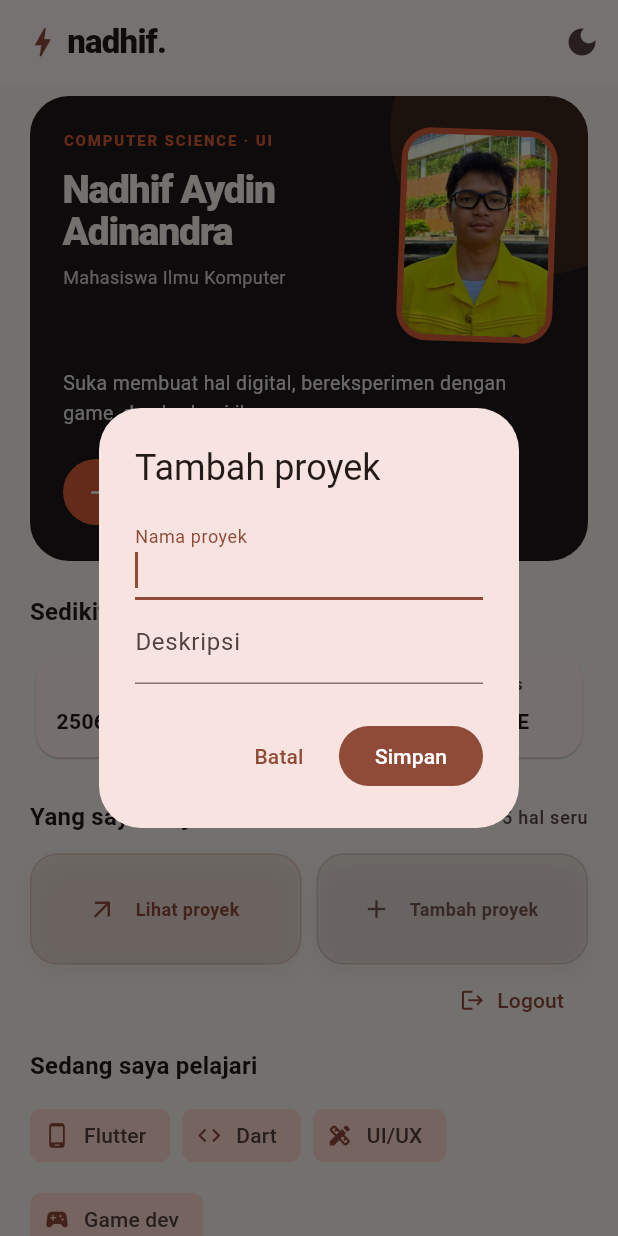
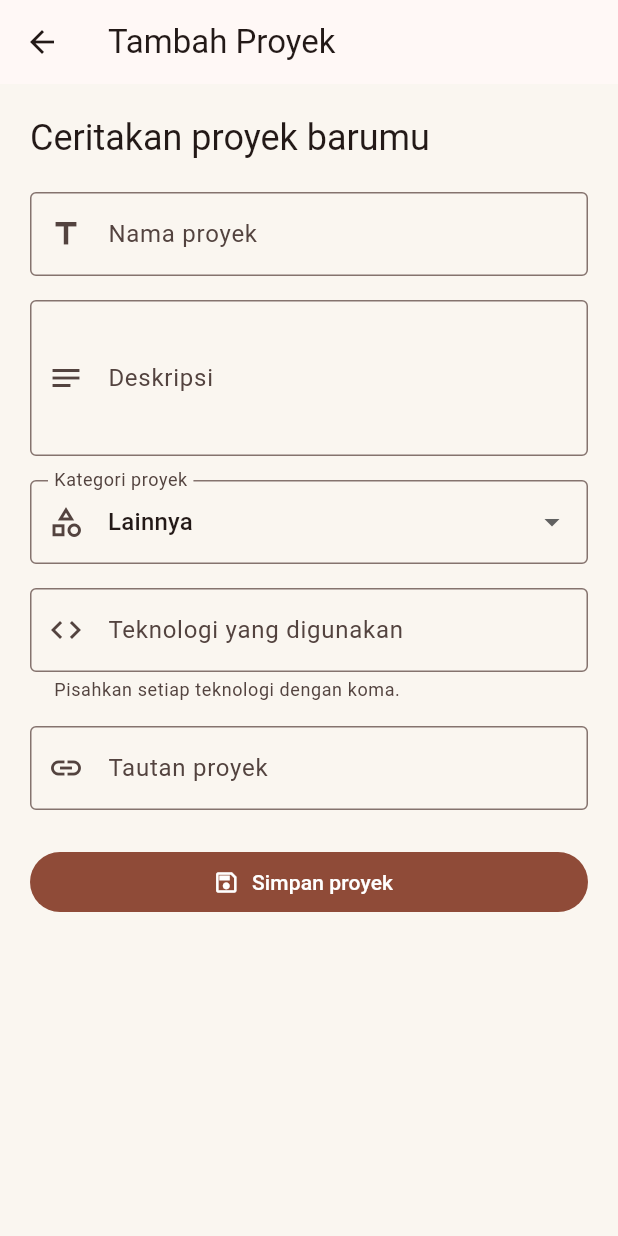
Before and after one commit to tayanadhif/myportofolio_mobile, a Flutter app: the screen it shows after launch, after a tap on "Tambah proyek", on a phone screen of 412 x 824 dp. Run offline on Flutter 3.47's test engine with Material 3 defaults, Android fonts, the phone set to English and light mode, and no system bars; our stand-ins replace shared_preferences.

Commit message:
Tutorial 09: Flutter Navigation, Layouts, Forms, and Input Elements

```diff
--- /dev/null
+++ b/lib/add_project_page.dart
@@ -0,0 +1,136 @@
+import 'package:flutter/material.dart';
+import 'project.dart';
+
+class AddProjectPage extends StatefulWidget {
+  const AddProjectPage({super.key});
+
+  @override
+  State<AddProjectPage> createState() => _AddProjectPageState();
+}
+
+class _AddProjectPageState extends State<AddProjectPage> {
+  final _formKey = GlobalKey<FormState>();
+  final _titleController = TextEditingController();
+  final _descriptionController = TextEditingController();
+  final _technologiesController = TextEditingController();
+  final _linkController = TextEditingController();
+  String _category = 'Lainnya';
+
+  @override
+  void dispose() {
+    _titleController.dispose();
+    _descriptionController.dispose();
+    _technologiesController.dispose();
+    _linkController.dispose();
+    super.dispose();
+  }
+
+  void _submit() {
+    if (!_formKey.currentState!.validate()) return;
+    Navigator.pop(
+      context,
+      Project(
+        _titleController.text.trim(),
+        _descriptionController.text.trim(),
+        category: _category,
+        technologies: _technologiesController.text
+            .split(',')
+            .map((technology) => technology.trim())
+            .where((technology) => technology.isNotEmpty)
+            .toList(),
+        link: _linkController.text.trim(),
+        iconName: switch (_category) {
+          'Website' => 'language',
+          'Aplikasi mobile' => 'phone_android',
+          'Game' => 'sports_esports',
+          'Desain' => 'design_services',
+          _ => 'lightbulb_outline',
+        },
+      ),
+    );
+  }
+
+  @override
+  Widget build(BuildContext context) => Scaffold(
+        appBar: AppBar(title: const Text('Tambah Proyek')),
+        body: Center(
+          child: ConstrainedBox(
+            constraints: const BoxConstraints(maxWidth: 600),
+            child: Form(
+              key: _formKey,
+              child: ListView(
+                padding: const EdgeInsets.all(20),
+                children: [
+                  Text('Ceritakan proyek barumu', style: Theme.of(context).textTheme.headlineSmall),
+                  const SizedBox(height: 20),
+                  TextFormField(
+                    controller: _titleController,
+                    decoration: const InputDecoration(labelText: 'Nama proyek', border: OutlineInputBorder(), prefixIcon: Icon(Icons.title)),
+                    textInputAction: TextInputAction.next,
+                    validator: (value) => value == null || value.trim().isEmpty ? 'Nama proyek wajib diisi.' : null,
+                  ),
+                  const SizedBox(height: 16),
+                  TextFormField(
+                    controller: _descriptionController,
+                    decoration: const InputDecoration(labelText: 'Deskripsi', border: OutlineInputBorder(), prefixIcon: Icon(Icons.notes)),
+                    minLines: 3,
+                    maxLines: 5,
+                    validator: (value) => value == null || value.trim().isEmpty ? 'Deskripsi proyek wajib diisi.' : null,
+                  ),
+                  const SizedBox(height: 16),
+                  DropdownButtonFormField<String>(
+                    initialValue: _category,
+                    decoration: const InputDecoration(labelText: 'Kategori proyek', border: OutlineInputBorder(), prefixIcon: Icon(Icons.category_outlined)),
+                    items: const [
+                      DropdownMenuItem(value: 'Lainnya', child: Text('Lainnya')),
+                      DropdownMenuItem(value: 'Website', child: Text('Website')),
+                      DropdownMenuItem(value: 'Aplikasi mobile', child: Text('Aplikasi mobile')),
+                      DropdownMenuItem(value: 'Game', child: Text('Game')),
+                      DropdownMenuItem(value: 'Desain', child: Text('Desain')),
+                    ],
+                    onChanged: (value) => setState(() => _category = value ?? _category),
+                  ),
+                  const SizedBox(height: 16),
+                  TextFormField(
+                    controller: _technologiesController,
+                    decoration: const InputDecoration(
+                      labelText: 'Teknologi yang digunakan',
+                      hintText: 'Contoh: Flutter, Dart, Firebase',
+                      helperText: 'Pisahkan setiap teknologi dengan koma.',
+                      border: OutlineInputBorder(),
+                      prefixIcon: Icon(Icons.code),
+                    ),
+                    validator: (value) => value == null || value.trim().isEmpty
+                        ? 'Masukkan setidaknya satu teknologi.'
+                        : null,
+                  ),
+                  const SizedBox(height: 16),
+                  TextFormField(
+                    controller: _linkController,
+                    decoration: const InputDecoration(
+                      labelText: 'Tautan proyek',
+                      hintText: 'https://contoh.com/proyek',
+                      border: OutlineInputBorder(),
+                      prefixIcon: Icon(Icons.link),
+                    ),
+                    keyboardType: TextInputType.url,
+                    validator: (value) {
+                      final link = value?.trim() ?? '';
+                      if (link.isEmpty) return 'Tautan proyek wajib diisi.';
+                      final uri = Uri.tryParse(link);
+                      if (uri == null || !uri.hasScheme || uri.host.isEmpty ||
+                          !['http', 'https'].contains(uri.scheme)) {
+                        return 'Masukkan tautan yang valid (http atau https).';
+                      }
+                      return null;
+                    },
+                  ),
+                  const SizedBox(height: 24),
+                  FilledButton.icon(onPressed: _submit, icon: const Icon(Icons.save_outlined), label: const Text('Simpan proyek')),
+                ],
+              ),
+            ),
+          ),
+        ),
+      );
+}
--- a/lib/menu.dart
+++ b/lib/menu.dart
@@ -3,6 +3,8 @@ import 'dart:convert';
 
 import 'package:flutter/material.dart';
 import 'package:shared_preferences/shared_preferences.dart';
+import 'add_project_page.dart';
+import 'project.dart';
 
 class MyHomePage extends StatefulWidget {
   final bool isDarkMode;
@@ -25,15 +27,15 @@ class MyHomePage extends StatefulWidget {
 class _MyHomePageState extends State<MyHomePage> {
   static const String _projectsKey = 'saved_projects';
 
-  final List<_Project> _defaultProjects = const [
-    _Project('Portfolio Website', 'Website portofolio untuk menampilkan profil dan karya.', 'language'),
-    _Project('Game Development', 'Eksperimen membuat game dan mekanika interaktif.', 'sports_esports'),
-    _Project('Gaming Content', 'Video gameplay dan konten seputar game.', 'smart_display'),
-    _Project('Podcast', 'Berbagi cerita dan sudut pandang lewat obrolan.', 'mic'),
-    _Project('Math Teaching', 'Belajar matematika dengan penjelasan yang mudah dipahami.', 'calculate'),
+  final List<Project> _defaultProjects = const [
+    Project('Portfolio Website', 'Website portofolio untuk menampilkan profil dan karya.', category: 'Website', technologies: ['Flutter', 'Dart'], iconName: 'language'),
+    Project('Game Development', 'Eksperimen membuat game dan mekanika interaktif.', category: 'Game', technologies: ['Unity', 'C#'], iconName: 'sports_esports'),
+    Project('Gaming Content', 'Video gameplay dan konten seputar game.', category: 'Konten', technologies: ['OBS Studio'], iconName: 'smart_display'),
+    Project('Podcast', 'Berbagi cerita dan sudut pandang lewat obrolan.', category: 'Konten', technologies: ['Audacity'], iconName: 'mic'),
+    Project('Math Teaching', 'Belajar matematika dengan penjelasan yang mudah dipahami.', category: 'Edukasi', technologies: ['Canva'], iconName: 'calculate'),
   ];
 
-  List<_Project> _projects = [];
+  List<Project> _projects = [];
 
   @override
   void initState() {
@@ -51,12 +53,12 @@ class _MyHomePageState extends State<MyHomePage> {
 
     setState(() {
       if (values == null || values.isEmpty) {
-        _projects = List<_Project>.from(_defaultProjects);
+        _projects = List<Project>.from(_defaultProjects);
         return;
       }
 
       _projects = values
-          .map((value) => _Project.fromJson(jsonDecode(value) as Map<String, dynamic>))
+          .map((value) => Project.fromJson(jsonDecode(value) as Map<String, dynamic>))
           .toList();
     });
   }
@@ -96,67 +98,37 @@ class _MyHomePageState extends State<MyHomePage> {
     );
   }
 
-  void _showProjectDetails(_Project project) {
+  void _showProjectDetails(Project project) {
     showDialog<void>(
       context: context,
       builder: (context) => AlertDialog(
         icon: Icon(project.icon, size: 34),
         title: Text(project.title),
-        content: Text(project.description),
+        content: Column(
+          mainAxisSize: MainAxisSize.min,
+          crossAxisAlignment: CrossAxisAlignment.start,
+          children: [
+            Text(project.description),
+            const SizedBox(height: 12),
+            Text('Kategori: ${project.category}'),
+            const SizedBox(height: 4),
+            Text('Teknologi: ${project.technologies.isEmpty ? '-' : project.technologies.join(', ')}'),
+            if (project.link.isNotEmpty) ...[
+              const SizedBox(height: 8),
+              SelectableText('Tautan: ${project.link}'),
+            ],
+          ],
+        ),
         actions: [TextButton(onPressed: () => Navigator.pop(context), child: const Text('Tutup'))],
       ),
     );
   }
 
   Future<void> _showAddProjectDialog() async {
-    final titleController = TextEditingController();
-    final descriptionController = TextEditingController();
-    final formKey = GlobalKey<FormState>();
-    final project = await showDialog<_Project>(
-      context: context,
-      builder: (context) => AlertDialog(
-        title: const Text('Tambah proyek'),
-        content: Form(
-          key: formKey,
-          child: Column(
-            mainAxisSize: MainAxisSize.min,
-            children: [
-              TextFormField(
-                controller: titleController,
-                autofocus: true,
-                decoration: const InputDecoration(labelText: 'Nama proyek'),
-                validator: (value) => value == null || value.trim().isEmpty ? 'Isi nama proyek.' : null,
-              ),
-              TextFormField(
-                controller: descriptionController,
-                decoration: const InputDecoration(labelText: 'Deskripsi'),
-                validator: (value) => value == null || value.trim().isEmpty ? 'Isi deskripsi proyek.' : null,
-              ),
-            ],
-          ),
-        ),
-        actions: [
-          TextButton(onPressed: () => Navigator.pop(context), child: const Text('Batal')),
-          FilledButton(
-            onPressed: () {
-              if (formKey.currentState!.validate()) {
-                Navigator.pop(
-                  context,
-                  _Project(
-                    titleController.text.trim(),
-                    descriptionController.text.trim(),
-                    'lightbulb_outline',
-                  ),
-                );
-              }
-            },
-            child: const Text('Simpan'),
-          ),
-        ],
-      ),
+    final project = await Navigator.push<Project>(
+      context,
+      MaterialPageRoute(builder: (_) => const AddProjectPage()),
     );
-    titleController.dispose();
-    descriptionController.dispose();
     if (project != null && mounted) {
       final title = project.title.trim();
       if (_isDuplicateProjectTitle(title)) {
@@ -195,6 +167,43 @@ class _MyHomePageState extends State<MyHomePage> {
   Widget build(BuildContext context) {
     final colorScheme = Theme.of(context).colorScheme;
     return Scaffold(
+      drawer: Drawer(
+        child: SafeArea(
+          child: Column(
+            children: [
+              UserAccountsDrawerHeader(
+                accountName: const Text(MyHomePage.nama),
+                accountEmail: const Text('Ilmu Komputer · PBP E'),
+                currentAccountPicture: const CircleAvatar(child: Icon(Icons.person_outline, size: 34)),
+                decoration: BoxDecoration(color: colorScheme.primary),
+              ),
+              ListTile(
+                leading: const Icon(Icons.home_outlined),
+                title: const Text('Beranda'),
+                selected: true,
+                onTap: () => Navigator.pop(context),
+              ),
+              ListTile(
+                leading: const Icon(Icons.work_outline),
+                title: const Text('Lihat proyek'),
+                onTap: () { Navigator.pop(context); _showProjects(); },
+              ),
+              ListTile(
+                leading: const Icon(Icons.add_circle_outline),
+                title: const Text('Tambah proyek'),
+                onTap: () { Navigator.pop(context); _showAddProjectDialog(); },
+              ),
+              const Spacer(),
+              const Divider(),
+              ListTile(
+                leading: Icon(widget.isDarkMode ? Icons.light_mode : Icons.dark_mode),
+                title: Text(widget.isDarkMode ? 'Mode terang' : 'Mode gelap'),
+                onTap: () { Navigator.pop(context); widget.onThemeToggle(); },
+              ),
+            ],
+          ),
+        ),
+      ),
       appBar: AppBar(
         title: Row(
           children: [
@@ -438,8 +447,8 @@ class _PortfolioHero extends StatelessWidget {
 }
 
 class _ProjectSheet extends StatefulWidget {
-  final List<_Project> projects;
-  final ValueChanged<_Project> onProjectTap;
+  final List<Project> projects;
+  final ValueChanged<Project> onProjectTap;
   final VoidCallback onAddProjectTap;
 
   const _ProjectSheet({
@@ -462,7 +471,7 @@ class _ProjectSheetState extends State<_ProjectSheet> {
     super.dispose();
   }
 
-  List<_Project> get _visibleProjects {
+  List<Project> get _visibleProjects {
     final query = _query.trim().toLowerCase();
     if (query.isEmpty) {
       return widget.projects;
@@ -521,7 +530,7 @@ class _ProjectSheetState extends State<_ProjectSheet> {
                         return ListTile(
                           leading: CircleAvatar(child: Icon(project.icon)),
                           title: Text(project.title),
-                          subtitle: Text(project.description),
+                          subtitle: Text('${project.category} · ${project.technologies.join(', ')}\n${project.description}'),
                           isThreeLine: true,
                           onTap: () => widget.onProjectTap(project),
                         );
@@ -539,45 +548,6 @@ class _ProjectSheetState extends State<_ProjectSheet> {
           ],
         ),
       ),
-    );
-  }
-}
-
-class _Project {
-  final String title;
-  final String description;
-  final String iconName;
-
-  const _Project(this.title, this.description, [this.iconName = 'lightbulb_outline']);
-
-  IconData get icon {
-    const map = <String, IconData>{
-      'language': Icons.language,
-      'sports_esports': Icons.sports_esports,
-      'smart_display': Icons.smart_display,
-      'mic': Icons.mic,
-      'calculate': Icons.calculate,
-      'lightbulb_outline': Icons.lightbulb_outline,
-      'code': Icons.code,
-      'rocket_launch': Icons.rocket_launch,
-      'design_services': Icons.design_services,
-      'book': Icons.book,
-      'terminal': Icons.terminal,
-    };
-    return map[iconName] ?? Icons.lightbulb_outline;
-  }
-
-  Map<String, String> toJson() => {
-        'title': title,
-        'description': description,
-        'icon': iconName,
-      };
-
-  factory _Project.fromJson(Map<String, dynamic> json) {
-    return _Project(
-      json['title'] as String? ?? 'Untitled Project',
-      json['description'] as String? ?? 'No description',
-      json['icon'] as String? ?? 'lightbulb_outline',
     );
   }
 }
--- /dev/null
+++ b/lib/project.dart
@@ -0,0 +1,55 @@
+import 'package:flutter/material.dart';
+
+class Project {
+  final String title;
+  final String description;
+  final String category;
+  final List<String> technologies;
+  final String link;
+  final String iconName;
+
+  const Project(
+    this.title,
+    this.description, {
+    this.category = 'Lainnya',
+    this.technologies = const [],
+    this.link = '',
+    this.iconName = 'lightbulb_outline',
+  });
+
+  IconData get icon {
+    const map = <String, IconData>{
+      'language': Icons.language,
+      'phone_android': Icons.phone_android,
+      'sports_esports': Icons.sports_esports,
+      'smart_display': Icons.smart_display,
+      'mic': Icons.mic,
+      'calculate': Icons.calculate,
+      'lightbulb_outline': Icons.lightbulb_outline,
+      'code': Icons.code,
+      'rocket_launch': Icons.rocket_launch,
+      'design_services': Icons.design_services,
+      'book': Icons.book,
+      'terminal': Icons.terminal,
+    };
+    return map[iconName] ?? Icons.lightbulb_outline;
+  }
+
+  Map<String, dynamic> toJson() => {
+        'title': title,
+        'description': description,
+        'category': category,
+        'technologies': technologies,
+        'link': link,
+        'icon': iconName,
+      };
+
+  factory Project.fromJson(Map<String, dynamic> json) => Project(
+        json['title'] as String? ?? 'Untitled Project',
+        json['description'] as String? ?? 'No description',
+        category: json['category'] as String? ?? 'Lainnya',
+        technologies: (json['technologies'] as List<dynamic>?)?.cast<String>() ?? const [],
+        link: json['link'] as String? ?? '',
+        iconName: json['icon'] as String? ?? 'lightbulb_outline',
+      );
+}
```
Also changed, not shown: 1 other file.
